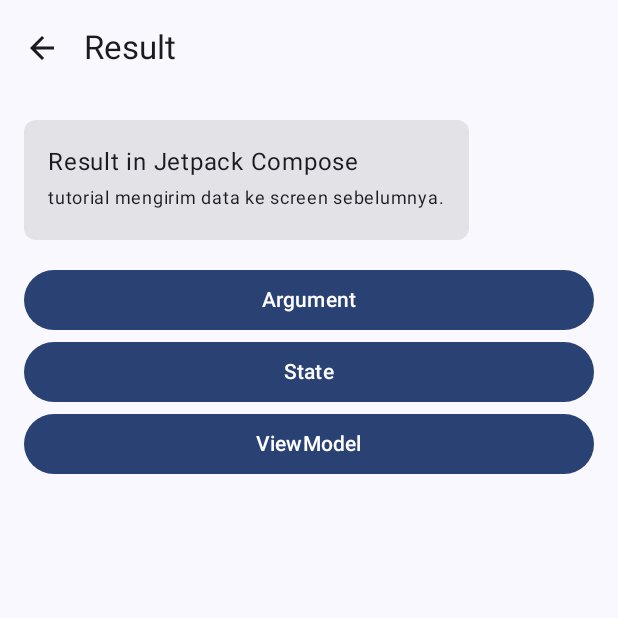
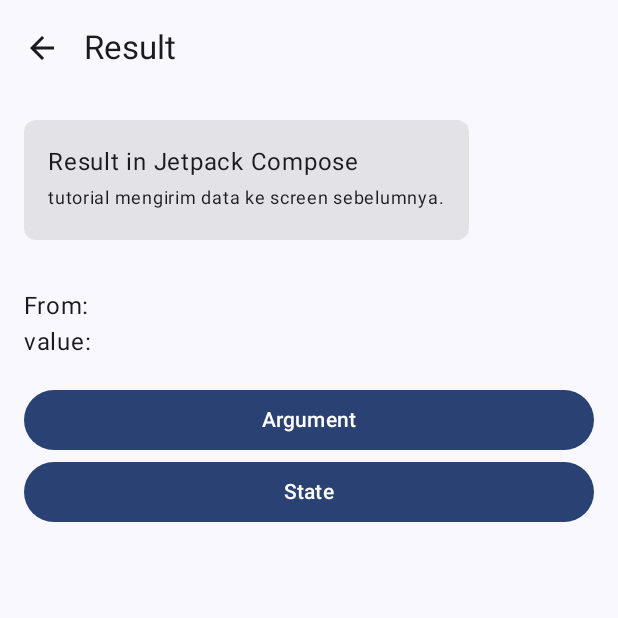
Before and after one commit to kazuiains/OptimizeSample, an Android app built with Jetpack Compose: the ResultScreen screen opened through its navigation route, on a phone screen of 412 x 824 dp, the top half of it. Run offline under Robolectric (Android 15) with nearby library versions, the phone set to English and light mode, and no system bars; our stand-ins replace Dagger/Hilt's generated code.

Commit message:
refactor: merapihkan codingan

```diff
--- a/app/src/main/java/id/adiyusuf/optimizesample/MainActivity.kt
+++ b/app/src/main/java/id/adiyusuf/optimizesample/MainActivity.kt
@@ -46,7 +46,6 @@ import id.adiyusuf.optimizesample.screen.home.HomeScreen
 import id.adiyusuf.optimizesample.screen.result.ResultScreen
 import id.adiyusuf.optimizesample.screen.result.argument.ResultArgumentScreen
 import id.adiyusuf.optimizesample.screen.result.state.ResultStateScreen
-import id.adiyusuf.optimizesample.screen.result.viewmodel.ResultVmScreen
 import id.adiyusuf.optimizesample.screen.sharing.SharingScreen
 import id.adiyusuf.optimizesample.screen.sharing.composition.SharingCompositionScreen
 import id.adiyusuf.optimizesample.screen.sharing.event.SharingEventScreen
@@ -194,9 +193,6 @@ fun NavGraphBuilder.resultNavigation() {
         composable("result/state") {
             ResultStateScreen()
         }
-        composable("result/viewmodel") {
-            ResultVmScreen()
-        }
     }
 }
 
--- a/app/src/main/java/id/adiyusuf/optimizesample/screen/result/ResultScreen.kt
+++ b/app/src/main/java/id/adiyusuf/optimizesample/screen/result/ResultScreen.kt
@@ -38,9 +38,6 @@ fun ResultScreen(
     val navController = AppComposition.navigation
     val scrollState = rememberScrollState()
 
-    viewModel.changeHeader("Result in Jetpack Compose")
-    viewModel.changeDescription("tutorial mengirim data ke screen sebelumnya.")
-
     Column(
         modifier = Modifier
             .padding(16.dp)
@@ -48,6 +45,10 @@ fun ResultScreen(
             .verticalScroll(scrollState)
     ) {
         Header()
+        Spacer(modifier = Modifier.height(16.dp))
+        Text("From: ")
+        Text("value: ")
+        Spacer(modifier = Modifier.height(16.dp))
         Button(
             modifier = Modifier.fillMaxWidth(),
             onClick = {
@@ -64,17 +65,11 @@ fun ResultScreen(
         ) {
             Text("State")
         }
-        Button(
-            modifier = Modifier.fillMaxWidth(),
-            onClick = {
-                navController.navigate("result/viewmodel")
-            }
-        ) {
-            Text("ViewModel")
-        }
     }
 
     LaunchedEffect(Unit) {
+        viewModel.changeHeader("Result in Jetpack Compose")
+        viewModel.changeDescription("tutorial mengirim data ke screen sebelumnya.")
         basicViewModel.changeTitle("Result")
     }
 }
--- /dev/null
+++ b/app/src/main/java/id/adiyusuf/optimizesample/screen/send/argument/SendArgumentScreen.kt
@@ -0,0 +1,4 @@
+package id.adiyusuf.optimizesample.screen.send.argument
+
+class SendArgumentScreen {
+}
--- a/app/src/main/java/id/adiyusuf/optimizesample/screen/sharing/SharingScreen.kt
+++ b/app/src/main/java/id/adiyusuf/optimizesample/screen/sharing/SharingScreen.kt
@@ -42,9 +42,6 @@ fun SharingScreen(
     val basicSharingViewModel: BasicSharingViewModel = hiltViewModel(
         viewModelStoreOwner = navController.getBackStackEntry("sharing")
     )
-
-    viewModel.changeHeader("Sharing in Jetpack Compose")
-    viewModel.changeDescription("tutorial sharing data antar screen, composable function.")
 
     Column(
         modifier = Modifier
@@ -99,6 +96,8 @@ fun SharingScreen(
     LaunchedEffect(Unit) {
         basicViewModel.changeTitle("Sharing")
         basicSharingViewModel.changeText("Sharing Ke semua yang ada di navigation sharing")
+        viewModel.changeHeader("Sharing in Jetpack Compose")
+        viewModel.changeDescription("tutorial sharing data antar screen, composable function.")
     }
 }
 
```
Also changed, not shown: app/src/main/java/id/adiyusuf/optimizesample/screen/result/viewmodel/ResultVmScreen.kt (deleted, +0 -9 lines), app/src/main/java/id/adiyusuf/optimizesample/screen/result/viewmodel/ResultVmViewModel.kt (deleted, +0 -9 lines).
